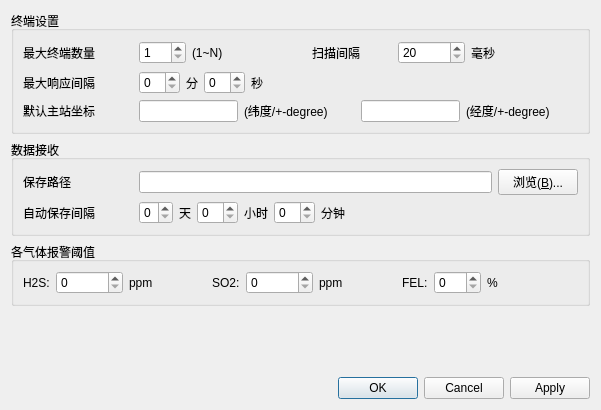
Quenii/ADCEVM, file mac/examples/GasInfo/optiondialog.ui: the form before one commit.
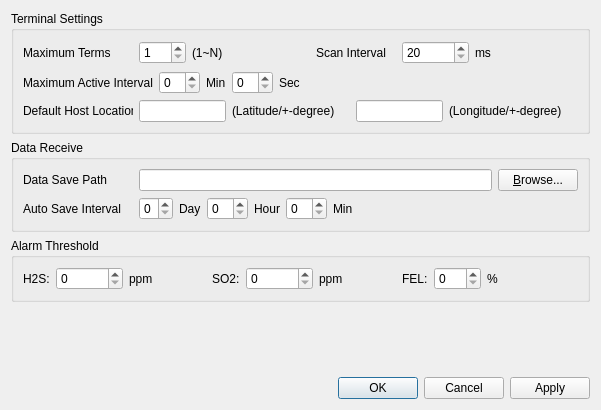
The form after the commit.

```diff
--- a/mac/examples/GasInfo/optiondialog.ui
+++ b/mac/examples/GasInfo/optiondialog.ui
@@ -17,7 +17,7 @@
    <item>
     <widget class="QGroupBox" name="groupBox_2">
      <property name="title">
-      <string>终端设置</string>
+      <string>Terminal Settings</string>
      </property>
      <layout class="QVBoxLayout" name="verticalLayout_2">
       <item>
@@ -31,7 +31,7 @@
            </size>
           </property>
           <property name="text">
-           <string>最大终端数量</string>
+           <string>Maximum Terms</string>
           </property>
          </widget>
         </item>
@@ -80,7 +80,7 @@
            </size>
           </property>
           <property name="text">
-           <string>扫描间隔</string>
+           <string>Scan Interval</string>
           </property>
          </widget>
         </item>
@@ -97,7 +97,7 @@
         <item>
          <widget class="QLabel" name="label_18">
           <property name="text">
-           <string>毫秒</string>
+           <string>ms</string>
           </property>
          </widget>
         </item>
@@ -127,7 +127,7 @@
            </size>
           </property>
           <property name="text">
-           <string>最大响应间隔</string>
+           <string>Maximum Active Interval</string>
           </property>
          </widget>
         </item>
@@ -144,7 +144,7 @@
         <item>
          <widget class="QLabel" name="label_10">
           <property name="text">
-           <string>分</string>
+           <string>Min</string>
           </property>
          </widget>
         </item>
@@ -161,7 +161,7 @@
         <item>
          <widget class="QLabel" name="label_11">
           <property name="text">
-           <string>秒</string>
+           <string>Sec</string>
           </property>
          </widget>
         </item>
@@ -191,7 +191,7 @@
            </size>
           </property>
           <property name="text">
-           <string>默认主站坐标</string>
+           <string>Default Host Location</string>
           </property>
          </widget>
         </item>
@@ -201,7 +201,7 @@
         <item>
          <widget class="QLabel" name="label_12">
           <property name="text">
-           <string>(纬度/+-degree)</string>
+           <string>(Latitude/+-degree)</string>
           </property>
          </widget>
         </item>
@@ -224,7 +224,7 @@
         <item>
          <widget class="QLabel" name="label_13">
           <property name="text">
-           <string>(经度/+-degree)</string>
+           <string>(Longitude/+-degree)</string>
           </property>
          </widget>
         </item>
@@ -249,7 +249,7 @@
    <item>
     <widget class="QGroupBox" name="groupBox">
      <property name="title">
-      <string>数据接收</string>
+      <string>Data Receive</string>
      </property>
      <layout class="QVBoxLayout" name="verticalLayout">
       <item>
@@ -263,7 +263,7 @@
            </size>
           </property>
           <property name="text">
-           <string>保存路径</string>
+           <string>Data Save Path</string>
           </property>
          </widget>
         </item>
@@ -285,7 +285,7 @@
              </sizepolicy>
             </property>
             <property name="text">
-             <string>浏览(&amp;B)...</string>
+             <string>&amp;Browse...</string>
             </property>
            </widget>
           </item>
@@ -300,7 +300,7 @@
            </size>
           </property>
           <property name="text">
-           <string>自动保存间隔</string>
+           <string>Auto Save Interval</string>
           </property>
          </widget>
         </item>
@@ -316,7 +316,7 @@
           <item>
            <widget class="QLabel" name="label_3">
             <property name="text">
-             <string>天</string>
+             <string>Day</string>
             </property>
            </widget>
           </item>
@@ -330,7 +330,7 @@
           <item>
            <widget class="QLabel" name="label_4">
             <property name="text">
-             <string>小时</string>
+             <string>Hour</string>
             </property>
            </widget>
           </item>
@@ -344,7 +344,7 @@
           <item>
            <widget class="QLabel" name="label_5">
             <property name="text">
-             <string>分钟</string>
+             <string>Min</string>
             </property>
            </widget>
           </item>
@@ -371,7 +371,7 @@
    <item>
     <widget class="QGroupBox" name="groupBox_3">
      <property name="title">
-      <string>各气体报警阈值</string>
+      <string>Alarm Threshold</string>
      </property>
      <layout class="QHBoxLayout" name="horizontalLayout_5">
       <item>
```
